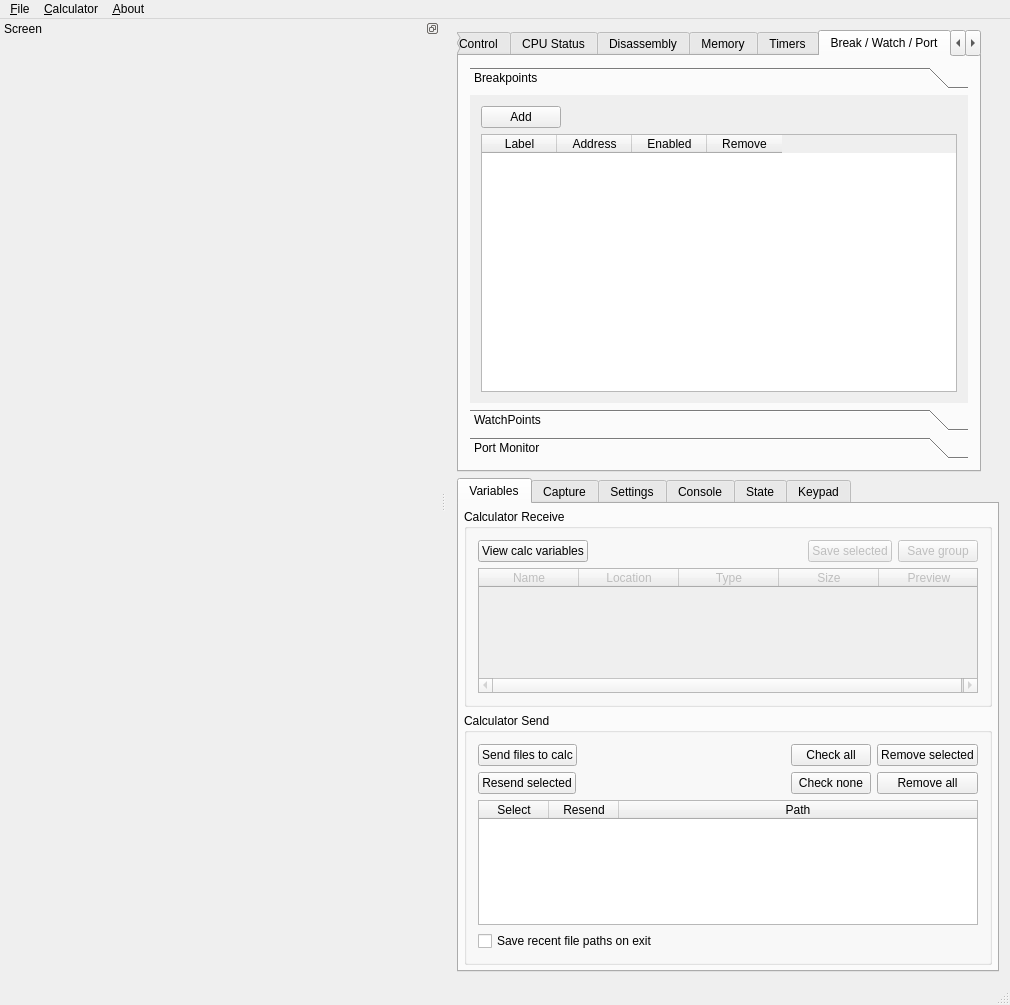
The window that gui/qt/mainwindow.ui (CE-Programming/CEmu) describes before a commit, drawn with Qt 5.
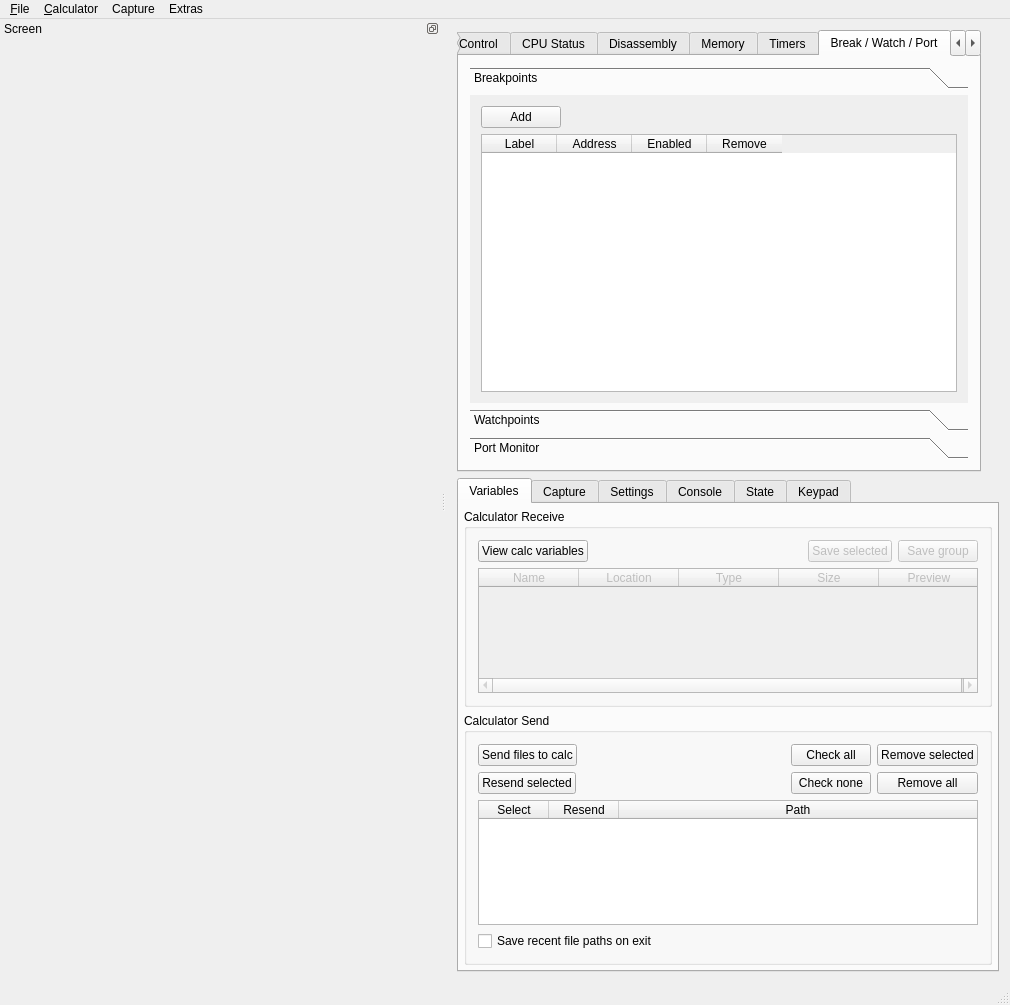
The same window after the commit. The open tabs and pages were chosen to show the change. Icons and pictures are not drawn. Custom widgets are drawn as their Qt base class.

What changed in the file:
```diff
--- a/gui/qt/mainwindow.ui
+++ b/gui/qt/mainwindow.ui
@@ -4284,7 +4284,7 @@
              <normaloff>:/icons/resources/icons/watchpoints.png</normaloff>:/icons/resources/icons/watchpoints.png</iconset>
            </attribute>
            <attribute name="label">
-            <string>WatchPoints</string>
+            <string>Watchpoints</string>
            </attribute>
            <layout class="QVBoxLayout" name="verticalLayout_24">
             <item>
@@ -9416,9 +9416,9 @@
     <addaction name="separator"/>
     <addaction name="actionMemoryVisualizer"/>
    </widget>
-   <widget class="QMenu" name="menuAbout">
+   <widget class="QMenu" name="menuExtras">
     <property name="title">
-     <string>&amp;About</string>
+     <string>Extras</string>
     </property>
     <widget class="QMenu" name="menuExtras">
      <property name="title">
@@ -9442,9 +9442,18 @@
     <addaction name="actionResetGUI"/>
     <addaction name="actionResetALL"/>
    </widget>
+   <widget class="QMenu" name="menuCapture">
+    <property name="title">
+     <string>Capture</string>
+    </property>
+    <addaction name="actionScreenshot"/>
+    <addaction name="actionRecordAnimated"/>
+    <addaction name="actionClipScreen"/>
+   </widget>
    <addaction name="menuFile"/>
    <addaction name="menuCalculator"/>
-   <addaction name="menuAbout"/>
+   <addaction name="menuCapture"/>
+   <addaction name="menuExtras"/>
   </widget>
   <widget class="QStatusBar" name="statusBar"/>
   <widget class="DockWidget" name="screenDock">
```
Left out of the diff: 27 changed lines with no effect on the pictures.
